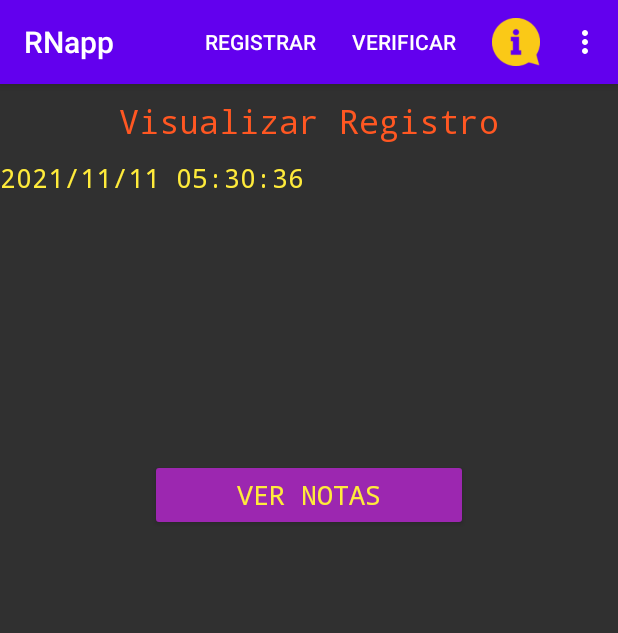
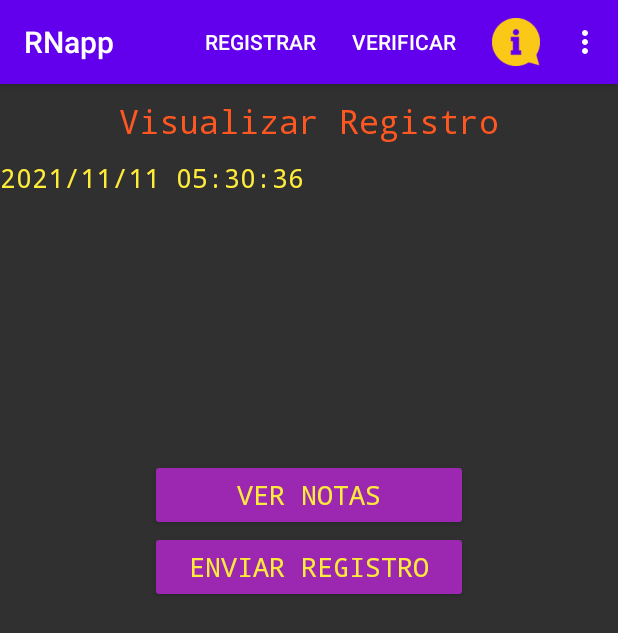
Before and after one commit to jlopezsa/RegistroNotas, an Android app: the VerificarActivity screen opened directly, with no data from a screen before it, after a tap on "VER NOTAS", on a phone screen of 412 x 824 dp. Shown: the top 633 px of the screen. Run offline under Robolectric (Android 15) with nearby library versions, the phone set to English and light mode, and no system bars.

Commit message:
Enviando una linea de un archivo txt a traves de correo electronico

```diff
--- a/app/src/main/java/com/example/registronotas/VerificarActivity.java
+++ b/app/src/main/java/com/example/registronotas/VerificarActivity.java
@@ -2,6 +2,7 @@ package com.example.registronotas;
 
 import android.app.Activity;
 import android.content.Intent;
+import android.net.Uri;
 import android.os.Bundle;
 import android.text.method.ScrollingMovementMethod;
 import android.util.Log;
@@ -28,7 +29,9 @@ public class VerificarActivity extends AppCompatActivity {
 
     private TextView muestra_resultado;
     private Button boton_ver_datos;
-    private ListView lista_pantalla;
+    private Button boton_enviar_correo;
+    private List<String> ver_datos;
+    //private ListView lista_pantalla;
 
 
     private Materia materia_reg;
@@ -43,9 +46,10 @@ public class VerificarActivity extends AppCompatActivity {
         muestra_resultado = (TextView)findViewById(R.id.txt_visualizar);
         muestra_resultado.setMovementMethod(new ScrollingMovementMethod()); // adicionar para scroll
 
-        lista_pantalla = (ListView)findViewById(R.id.txt_lista);
+        //lista_pantalla = (ListView)findViewById(R.id.txt_lista);
 
         boton_ver_datos = (Button)findViewById(R.id.btn_ver_notas);
+        boton_enviar_correo = (Button)findViewById(R.id.btn_enviar_correo);
 
         // Recibiendo objeto desde Main
         Bundle objeto_rx_of_main = getIntent().getExtras();
@@ -74,14 +78,16 @@ public class VerificarActivity extends AppCompatActivity {
                 //muestra_resultado.setText("Alumnos no registrados \n");
                 //muestra_resultado.append("Intente de nuevo \n");
 
-                List<String> ver_datos = leerDatos.leeArchivo();
+                ver_datos = leerDatos.leeArchivo();
                 for (int i = 0; i < ver_datos.size(); i++) {
                     // Muestra información del archivo txt en un TextView.
                     muestra_resultado.append(ver_datos.get(i)+"\n");
 
                     // Extraer datos del archivo txt para procesarlos en el código
-                    String dato_linea = ver_datos.get(i);   // dato_linea: guarda la información de la linea i del archivo txt
-                    String [] datos_separados = dato_linea.split(";");  // datos_separados: es un vector que guarda los datos de la línea separados por ";"
+                    // dato_linea: guarda la información de la linea i del archivo txt
+                    String dato_linea = ver_datos.get(i);
+                    // datos_separados: es un vector que guarda los datos de la línea separados por ";"
+                    String [] datos_separados = dato_linea.split(";");
 
                     // Las siguientes líneas muestran como manipular los datos de la línea de forma individual
                     Log.i("Primer dato de la línea",datos_separados[0]);
@@ -98,6 +104,13 @@ public class VerificarActivity extends AppCompatActivity {
                     }
                 }
                 //}
+            }
+        });
+
+        boton_enviar_correo.setOnClickListener(new View.OnClickListener() {
+            @Override
+            public void onClick(View view) {
+                enviarCorreo(ver_datos);
             }
         });
     }
@@ -130,4 +143,26 @@ public class VerificarActivity extends AppCompatActivity {
         startActivity(i);
     }
 
+    private void enviarCorreo(List<String> xxx){
+        Intent sendIntent = new Intent();
+        sendIntent.setAction(Intent.ACTION_SEND);
+        String dato_linea = xxx.get(0);
+        String [] datos_separados = dato_linea.split(";");
+        sendIntent.putExtra(Intent.EXTRA_TEXT, xxx.get(0));
+        sendIntent.setType("text/plain");
+
+        Intent shareIntent = Intent.createChooser(sendIntent, null);
+        startActivity(shareIntent);
+
+        /*
+        Intent shareIntent = new Intent();
+        shareIntent.setAction(Intent.ACTION_SEND);
+
+        shareIntent.putExtra(Intent.EXTRA_STREAM, Uri.parse("data/data/com.example.registronotas/files/datos_estudiante.txt"));
+        shareIntent.setType("text/txt");
+        startActivity(shareIntent);
+        //startActivity(Intent.createChooser(shareIntent, getResources().getText(R.string.send_to)));
+         */
+    }
+
 }
--- a/app/src/main/res/layout/activity_verificar.xml
+++ b/app/src/main/res/layout/activity_verificar.xml
@@ -28,10 +28,12 @@
             android:layout_height="wrap_content"
             android:text="Ver Notas" />
 
-        <ListView
-            android:id="@+id/txt_lista"
+        <Button
+            android:id="@+id/btn_enviar_correo"
+            style="@style/EstiloBoton"
             android:layout_width="match_parent"
-            android:layout_height="match_parent" />
+            android:layout_height="wrap_content"
+            android:text="Enviar registro" />
 
     </LinearLayout>
 </androidx.constraintlayout.widget.ConstraintLayout>
```
Also changed, not shown: app/src/main/java/com/example/registronotas/GuardaEnTexto.java (+7 -2 lines).
